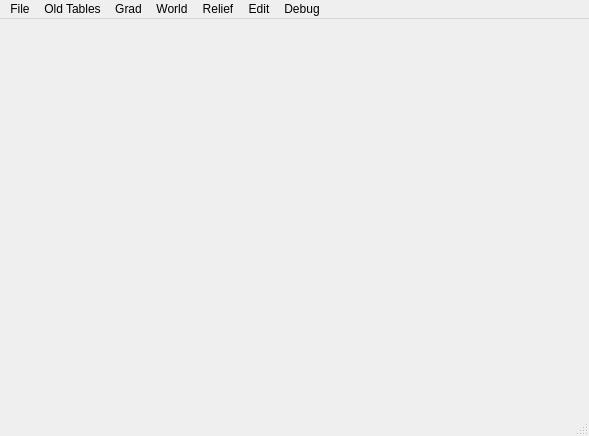
znseday/snnoro, file MainWindow.ui: the form before one commit.
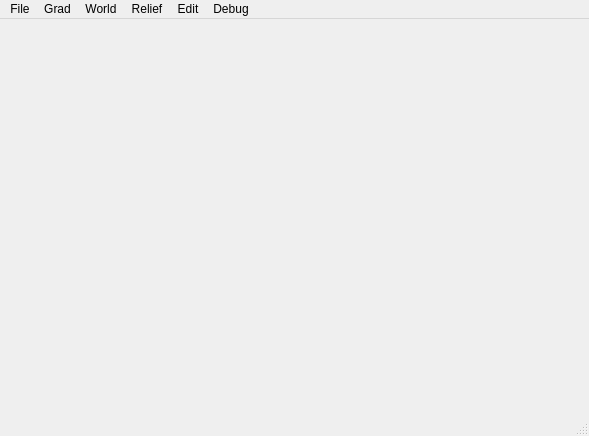
The form after the commit.

The edit to the form file:
```diff
--- a/MainWindow.ui
+++ b/MainWindow.ui
@@ -72,17 +72,6 @@
     <addaction name="separator"/>
     <addaction name="actionFileExit"/>
    </widget>
-   <widget class="QMenu" name="menuOld_Tables">
-    <property name="title">
-     <string>Old Tables</string>
-    </property>
-    <addaction name="actionOldTablesGeneral"/>
-    <addaction name="separator"/>
-    <addaction name="actionOldTablesConfig_0"/>
-    <addaction name="actionOldTablesConfig_1"/>
-    <addaction name="actionOldTablesConfig_2"/>
-    <addaction name="actionOldTablesConfig_3"/>
-   </widget>
    <widget class="QMenu" name="menuGrad">
     <property name="title">
      <string>Grad</string>
@@ -159,7 +148,6 @@
     <addaction name="actionDebug_Get_Last_Cost_For_Current"/>
    </widget>
    <addaction name="menuFile"/>
-   <addaction name="menuOld_Tables"/>
    <addaction name="menuGrad"/>
    <addaction name="menuWorld"/>
    <addaction name="menuRelief"/>
```
Left out of the diff: 47 changed lines with no effect on the pictures.
